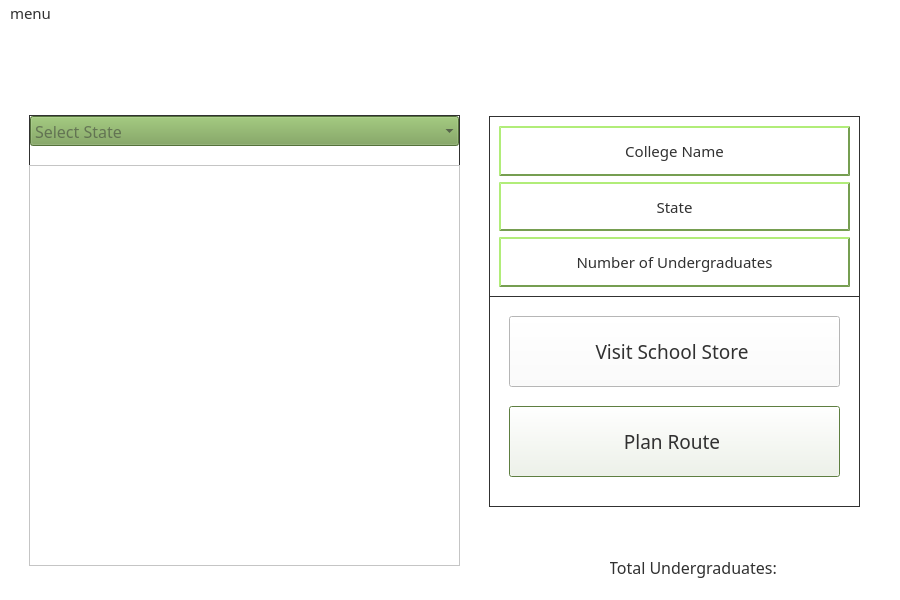
First picture: the form in mainwindow.ui, repository DannyCamacho/CollegeConnect, before the edit.
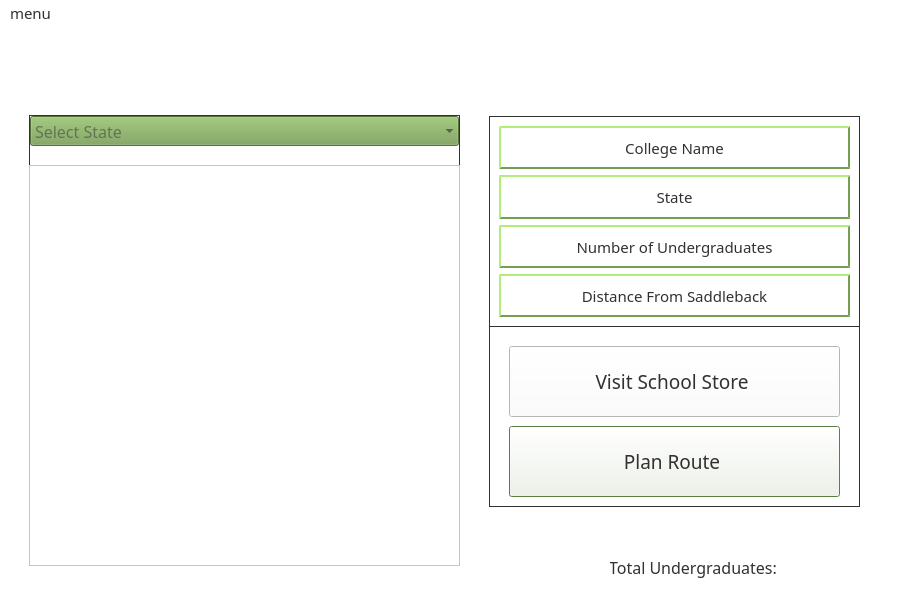
Second picture: the form after the edit. Icons and pictures are not drawn.

Commit message: addition of distance from saddleback

Diff of the .ui file:
```diff
--- a/mainwindow.ui
+++ b/mainwindow.ui
@@ -72,7 +72,7 @@
        <property name="geometry">
         <rect>
          <x>20</x>
-         <y>200</y>
+         <y>230</y>
          <width>331</width>
          <height>71</height>
         </rect>
@@ -131,7 +131,7 @@
        <property name="geometry">
         <rect>
          <x>20</x>
-         <y>290</y>
+         <y>310</y>
          <width>331</width>
          <height>71</height>
         </rect>
@@ -190,7 +190,7 @@
          <x>0</x>
          <y>0</y>
          <width>371</width>
-         <height>181</height>
+         <height>211</height>
         </rect>
        </property>
        <property name="frameShape">
@@ -278,6 +278,32 @@
           </property>
          </widget>
         </item>
+        <item>
+         <widget class="QLabel" name="distance_label">
+          <property name="font">
+           <font>
+            <family>Mongolian Baiti</family>
+            <pointsize>11</pointsize>
+           </font>
+          </property>
+          <property name="styleSheet">
+           <string notr="true">color: rgb(49, 49, 49);
+background-color:  rgb(255, 255, 255);
+border-style: outset;
+border-width: 2px;
+border-color:rgb(118, 158, 81);
+min-width: 10em;
+padding: 6px;
+</string>
+          </property>
+          <property name="text">
+           <string>Distance From Saddleback</string>
+          </property>
+          <property name="alignment">
+           <set>Qt::AlignCenter</set>
+          </property>
+         </widget>
+        </item>
        </layout>
       </widget>
      </widget>
```
